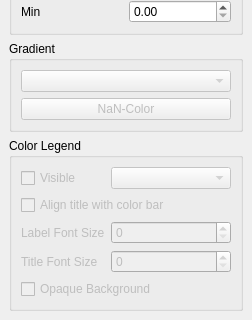
Qt form gui/widgets/ColorMappingChooser.ui (kateyy/geohazardvis) before a commit; both pictures show x 0 to 252 and y 144 to 464 of the 252 by 464 pixel window.
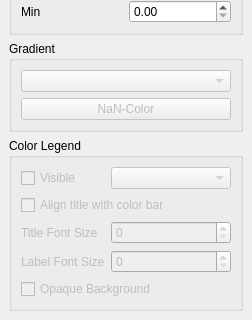
The same form after that commit.

Commit message: ColorMappingChooser: fix switched Title/Label Font Size labels

What changed in the file:
```diff
--- a/gui/widgets/ColorMappingChooser.ui
+++ b/gui/widgets/ColorMappingChooser.ui
@@ -216,7 +216,7 @@
           <item row="2" column="0">
            <widget class="QLabel" name="label_2">
             <property name="text">
-             <string>Label Font Size</string>
+             <string>Title Font Size</string>
             </property>
            </widget>
           </item>
@@ -226,7 +226,7 @@
           <item row="3" column="0">
            <widget class="QLabel" name="label">
             <property name="text">
-             <string>Title Font Size</string>
+             <string>Label Font Size</string>
             </property>
            </widget>
           </item>
```
